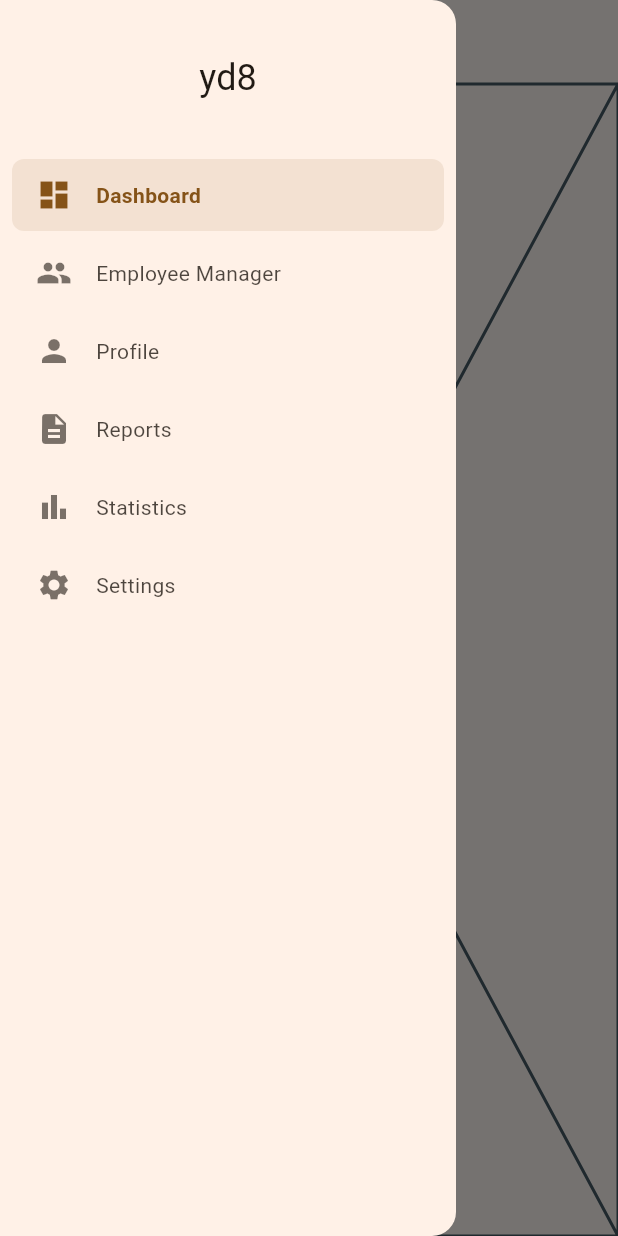
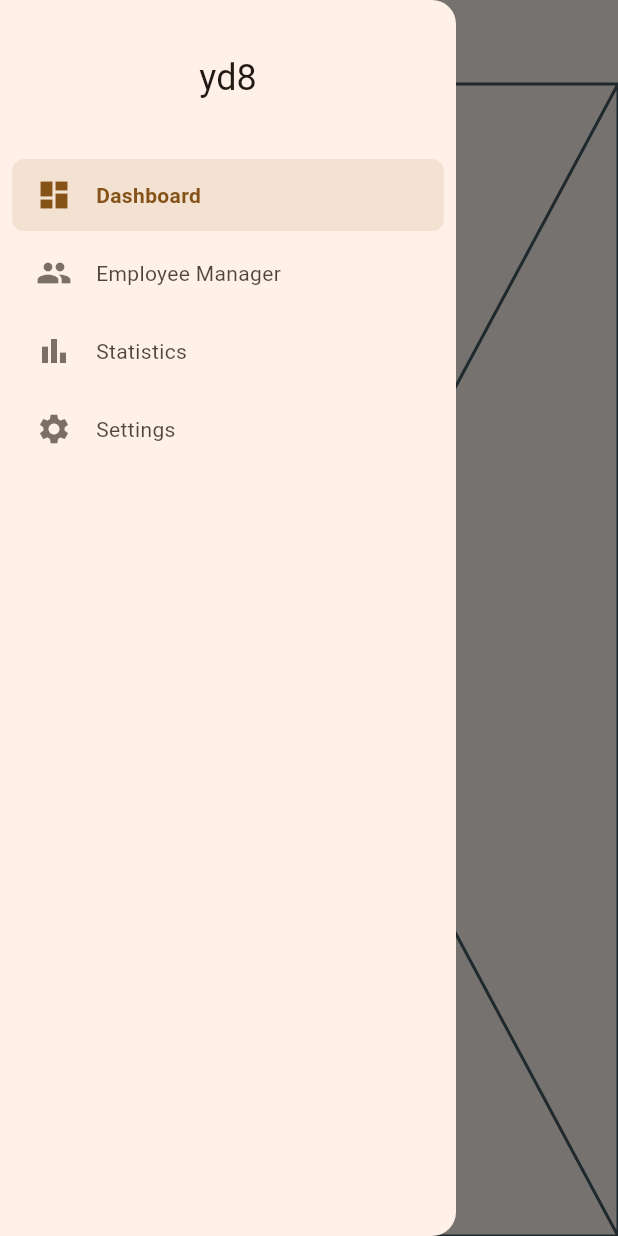
Before and after one commit to JumpingPhantom/yd8, a Flutter app: the screen it shows after launch, with the side drawer open, on a phone screen of 412 x 824 dp. Run offline on Flutter 3.47's test engine with Material 3 defaults, Android fonts, the phone set to English and light mode, and no system bars; our stand-ins replace equatable, flutter_bloc, get_it; generated files the repository leaves out were written again.

Commit message:
Remove Profile and Reports pages, update navigation and theme settings for improved structure, Remove unused libraries

```diff
--- a/lib/core/navigation/nav.dart
+++ b/lib/core/navigation/nav.dart
@@ -164,16 +164,6 @@ class _AppScaffoldState extends State<AppScaffold> {
         route: '/emp_manager',
       ),
       NavigationItem(
-        title: AppLocalizations.of(context)!.profile,
-        icon: Icons.person,
-        route: '/profile',
-      ),
-      NavigationItem(
-        title: AppLocalizations.of(context)!.reports,
-        icon: Icons.description,
-        route: '/reports',
-      ),
-      NavigationItem(
         title: AppLocalizations.of(context)!.statistics,
         icon: Icons.bar_chart,
         route: '/stats',
--- a/lib/main.dart
+++ b/lib/main.dart
@@ -8,8 +8,6 @@ import 'core/common/util.dart';
 import 'modules/dashboard/ui/dashboard.dart';
 import 'modules/emp_manager/di/emp_manager_di.dart';
 import 'modules/emp_manager/ui/emp_manager.dart';
-import 'modules/profile/ui/profile.dart';
-import 'modules/reports/ui/reports.dart';
 import 'modules/settings/di/settings_di.dart';
 import 'modules/settings/ui/settings.dart';
 import 'modules/stats/ui/stats.dart';
@@ -59,9 +57,6 @@ class _MyAppState extends State<MyApp> {
     return MaterialApp(
       title: 'yd8',
       debugShowCheckedModeBanner: false,
-      theme: ThemeData(
-        colorScheme: ColorScheme.fromSeed(seedColor: Colors.orange),
-      ),
       localizationsDelegates: [
         AppLocalizations.delegate,
         GlobalMaterialLocalizations.delegate,
@@ -70,20 +65,29 @@ class _MyAppState extends State<MyApp> {
       ],
       supportedLocales: [Locale('en', 'US'), Locale('ar', 'SA')],
       locale: locale,
-      darkTheme: ThemeData.dark(useMaterial3: true),
+      theme: ThemeData(
+        colorScheme: ColorScheme.fromSeed(
+          seedColor: Colors.orange,
+          brightness: Brightness.light,
+        ),
+      ),
+      darkTheme: ThemeData(
+        colorScheme: ColorScheme.fromSeed(
+          seedColor: Colors.orange,
+          brightness: Brightness.dark,
+        ),
+      ),
       themeMode: themeMode,
       initialRoute: '/',
       routes: {
         '/': (context) => const DashboardPage(),
         '/emp_manager': (context) => const EmpManagerPage(),
-        '/profile': (context) => const ProfilePage(),
-        '/reports': (context) => const ReportsPage(),
+        '/stats': (context) => const StatsPage(),
         '/settings':
             (context) => SettingsPage(
               onLocaleChanged: onLocaleChanged,
               onThemeModeChanged: onThemeModeChanged,
             ),
-        '/stats': (context) => const StatsPage(),
       },
     );
   }
--- a/lib/modules/profile/ui/profile.dart
+++ /dev/null
@@ -1,15 +0,0 @@
-import 'package:flutter/material.dart';
-import '../../../core/navigation/nav.dart';
-
-class ProfilePage extends StatelessWidget {
-  const ProfilePage({super.key});
-
-  @override
-  Widget build(BuildContext context) {
-    return AppScaffold(
-      title: 'Profile',
-      body: Builder(builder: (context) => Placeholder()),
-      currentRoute: '/profile',
-    );
-  }
-}
--- a/lib/modules/reports/ui/reports.dart
+++ /dev/null
@@ -1,15 +0,0 @@
-import 'package:flutter/material.dart';
-import '../../../core/navigation/nav.dart';
-
-class ReportsPage extends StatelessWidget {
-  const ReportsPage({super.key});
-
-  @override
-  Widget build(BuildContext context) {
-    return AppScaffold(
-      title: 'Reports',
-      body: Builder(builder: (context) => Placeholder()),
-      currentRoute: '/reports',
-    );
-  }
-}
--- a/pubspec.yaml
+++ b/pubspec.yaml
@@ -34,7 +34,6 @@ dependencies:
   # The following adds the Cupertino Icons font to your application.
   # Use with the CupertinoIcons class for iOS style icons.
   cupertino_icons: ^1.0.8
-  dio: ^5.8.0+1
   equatable: ^2.0.7
   flutter_bloc: ^9.1.0
   get_it: ^8.0.3
@@ -43,7 +42,6 @@ dependencies:
   flutter_localizations:
     sdk: flutter
   intl: any
-  shared_preferences: ^2.5.3
 
 dev_dependencies:
   flutter_test:
```
Also changed, not shown: pubspec.lock, 1 other file.
